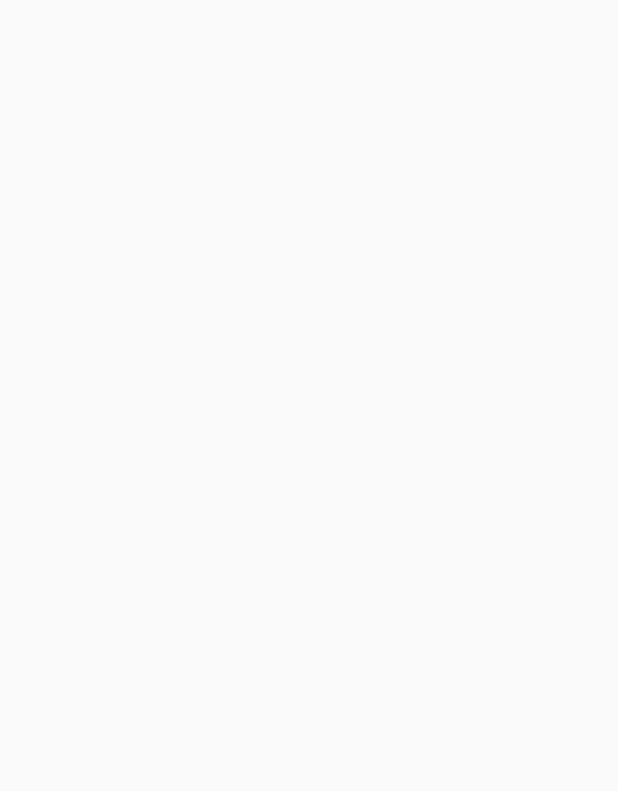
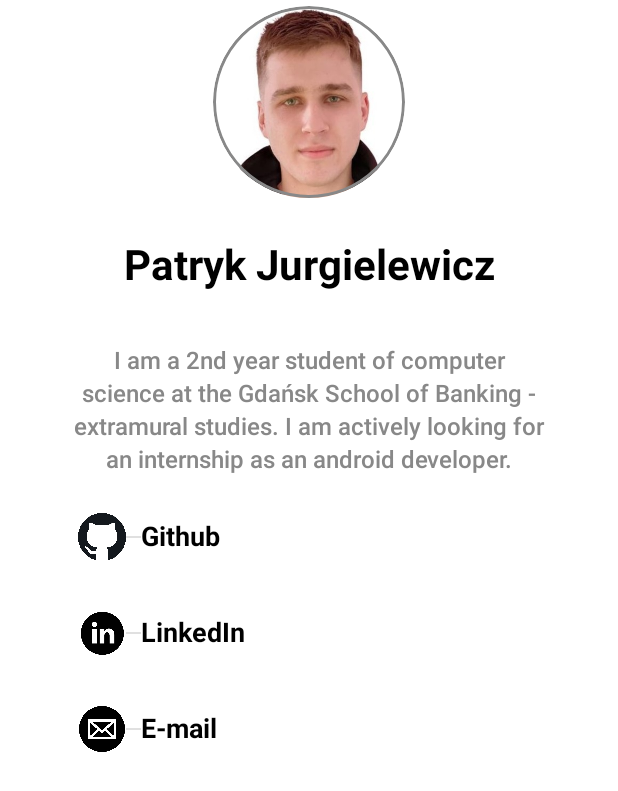
Before and after one commit to Jurgielele/PomoDone, an Android app built with Jetpack Compose: the InfoScreen screen opened through its navigation route, on a phone screen of 412 x 824 dp. Before the commit the part shown is empty. Shown: the top 791 px of the screen. Run offline under Robolectric (Android 15) with nearby library versions, the phone set to English and light mode, and no system bars; our stand-ins replace Dagger/Hilt's generated code, accompanist.

Commit message:
info item

```diff
--- a/app/src/main/java/com/example/taskpomodore/MainActivity.kt
+++ b/app/src/main/java/com/example/taskpomodore/MainActivity.kt
@@ -4,6 +4,7 @@ import android.os.Bundle
 import androidx.activity.ComponentActivity
 import androidx.activity.compose.setContent
 import androidx.compose.animation.ExperimentalAnimationApi
+import androidx.compose.foundation.ExperimentalFoundationApi
 import androidx.core.splashscreen.SplashScreen.Companion.installSplashScreen
 import androidx.navigation.compose.rememberNavController
 import com.example.taskpomodore.navigation.SetupNavGraph
@@ -15,11 +16,9 @@ import javax.inject.Inject
 
 @ExperimentalAnimationApi
 @ExperimentalPagerApi
+@OptIn(ExperimentalFoundationApi::class)
 @AndroidEntryPoint
 class MainActivity : ComponentActivity() {
-
-    @Inject
-    lateinit var splashViewModel: SplashViewModel
 
     override fun onCreate(savedInstanceState: Bundle?) {
         super.onCreate(savedInstanceState)
@@ -33,7 +32,10 @@ class MainActivity : ComponentActivity() {
                     navController = navController,
                     startDestination = splashViewModel.startDestination.value
                 )
-                            }
+            }
         }
     }
+
+    @Inject
+    lateinit var splashViewModel: SplashViewModel
 }
--- /dev/null
+++ b/app/src/main/java/com/example/taskpomodore/composables/Info.kt
@@ -0,0 +1,118 @@
+package com.example.taskpomodore
+
+import android.content.Intent
+import android.net.Uri
+import androidx.compose.foundation.Image
+import androidx.compose.foundation.background
+import androidx.compose.foundation.border
+import androidx.compose.foundation.clickable
+import androidx.compose.foundation.layout.*
+import androidx.compose.foundation.shape.CircleShape
+import androidx.compose.material.Divider
+import androidx.compose.material.Icon
+import androidx.compose.material.Surface
+import androidx.compose.material.Text
+import androidx.compose.runtime.Composable
+import androidx.compose.runtime.remember
+import androidx.compose.ui.Alignment
+import androidx.compose.ui.Modifier
+import androidx.compose.ui.draw.clip
+import androidx.compose.ui.graphics.Color
+import androidx.compose.ui.graphics.Color.Companion.Black
+import androidx.compose.ui.graphics.Color.Companion.Gray
+import androidx.compose.ui.graphics.Color.Companion.White
+import androidx.compose.ui.graphics.painter.Painter
+import androidx.compose.ui.platform.LocalContext
+import androidx.compose.ui.res.painterResource
+import androidx.compose.ui.text.font.FontWeight
+import androidx.compose.ui.text.style.TextAlign
+import androidx.compose.ui.tooling.preview.Preview
+import androidx.compose.ui.unit.dp
+import androidx.compose.ui.unit.sp
+
+@Composable
+fun ShowInfo() {
+    val context = LocalContext.current
+    val intentGithub = remember { Intent(Intent.ACTION_VIEW, Uri.parse("https://github.com/jurgielele")) }
+    val intentLinkedIn = remember { Intent(Intent.ACTION_VIEW, Uri.parse("https://www.linkedin.com/in/patryk-jurgielewicz-4681b2222/")) }
+    val intentMail = remember {Intent(Intent.ACTION_SENDTO, Uri.parse("mailto:patrykjurgielewicz123@gmail.com"))}
+    Surface(modifier = Modifier.fillMaxSize()) {
+        Column(
+            modifier = Modifier
+                .fillMaxSize()
+                .padding(horizontal = 40.dp)
+                .padding(vertical = 4.dp)
+                .background(White),
+            horizontalAlignment = Alignment.CenterHorizontally,
+
+            )
+        {
+            Image(
+                painter = painterResource(R.drawable.photo),
+                contentDescription = "avatar",
+                modifier = Modifier
+                    .size(128.dp)
+                    .clip(CircleShape)                       // clip to the circle shape
+                    .border(2.dp, Color.Gray, CircleShape)
+            )
+            Text(
+                "Patryk Jurgielewicz",
+                fontSize = 28.sp,
+                color = Color.Black,
+                fontWeight = FontWeight.Bold,
+                lineHeight = 90.sp
+            )
+            Text(
+                "I am a 2nd year student of computer science at the Gdańsk School of Banking - extramural studies. I am actively looking for an internship as an android developer.",
+                fontSize = 16.sp,
+                color = Gray,
+                fontWeight = FontWeight.Medium,
+                lineHeight = 22.sp,
+                modifier = Modifier.padding(8.dp),
+                textAlign = TextAlign.Center
+            )
+            InfoItemRow(name = "Github", painter = painterResource(id = R.drawable.icon_github) ) {
+                context.startActivity(intentGithub)
+
+            }
+            InfoItemRow(name = "LinkedIn", painter = painterResource(id = R.drawable.icon_linkedin) ) {
+                context.startActivity(intentLinkedIn)
+
+            }
+            InfoItemRow(name = "E-mail", painter = painterResource(id = R.drawable.icon_email) ) {
+                    context.startActivity(intentMail)
+            }
+        }
+    }
+}
+
+@Composable
+fun InfoItemRow(name: String,painter: Painter, onClick: () -> Unit){
+    Row(modifier = Modifier
+        .fillMaxWidth()
+        .clickable { onClick() }
+        .padding(horizontal = 12.dp)
+        .padding(vertical = 8.dp),
+        verticalAlignment = Alignment.CenterVertically) {
+        Image(
+            painter = painter,
+            contentDescription = "",
+            modifier = Modifier
+                .size(32.dp)
+        )
+        Divider(modifier = Modifier.width(10.dp))
+        Text(
+            name,
+            color = Black,
+            fontSize = 18.sp,
+            fontWeight = FontWeight.Bold,
+            lineHeight = 48.sp
+        )
+    }
+}
+
+@Preview(showBackground = true)
+@Composable
+fun ShowInfoPreview(){
+    ShowInfo()
+}
--- a/app/src/main/java/com/example/taskpomodore/screen/HomeScreen.kt
+++ b/app/src/main/java/com/example/taskpomodore/screen/HomeScreen.kt
@@ -74,7 +74,7 @@ fun HomeScreen(navController: NavHostController, todosViewModel: TodosViewModel
     Scaffold(
         modifier = Modifier.fillMaxSize(),
         scaffoldState = scaffoldState,
-        backgroundColor = (Color(0xff5F5FFF)),
+        backgroundColor = if(activeItem == "Info") White else Color(0xff5F5FFF),
         drawerContent = { DrawerContent(
             "Patryk Jurgielewicz",
             activeItem,
@@ -83,6 +83,7 @@ fun HomeScreen(navController: NavHostController, todosViewModel: TodosViewModel
         )},
         drawerShape = customShape(screenWidth, screenHeight),
         floatingActionButton = {
+            if(activeItem == "List" || activeItem.isEmpty()){
                 FloatingActionButton(
                     onClick = {
                         todosViewModel.addTodoRowActive.value = !todosViewModel.addTodoRowActive.value},
@@ -91,6 +92,7 @@ fun HomeScreen(navController: NavHostController, todosViewModel: TodosViewModel
                 ) {
                     Text("+", fontSize = 30.sp, fontWeight = Bold)
                 }
+            }
         },
         floatingActionButtonPosition = FabPosition.End
     ) {
@@ -98,7 +100,7 @@ fun HomeScreen(navController: NavHostController, todosViewModel: TodosViewModel
             Icon(
                 Icons.Default.Menu,
                 "",
-                tint = White,
+                tint = if(activeItem == "Info") Black else White,
                 modifier = Modifier
                     .padding(start = 12.dp, top = 12.dp)
                     .clickable {
--- a/app/src/main/java/com/example/taskpomodore/screen/InfoScreen.kt
+++ b/app/src/main/java/com/example/taskpomodore/screen/InfoScreen.kt
@@ -2,8 +2,9 @@ package com.example.taskpomodore.screen
 
 import androidx.compose.runtime.Composable
 import androidx.navigation.NavHostController
+import com.example.taskpomodore.ShowInfo
 
 @Composable
 fun InfoScreen(navController: NavHostController){
-
+    ShowInfo()
 }
```
Also changed, not shown: app/src/main/res/drawable-v24/icon_email.jpg (added), app/src/main/res/drawable-v24/icon_github.png (added), app/src/main/res/drawable-v24/icon_linkedin.png (added), app/src/main/res/drawable-v24/photo.png (added). Lines whose indentation alone changed are shown as unchanged.
